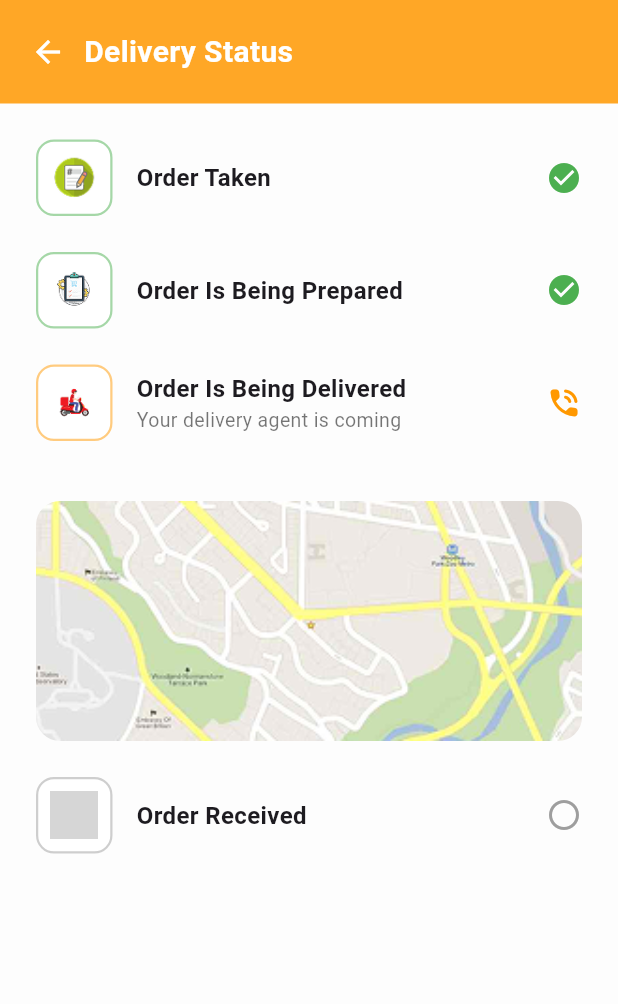
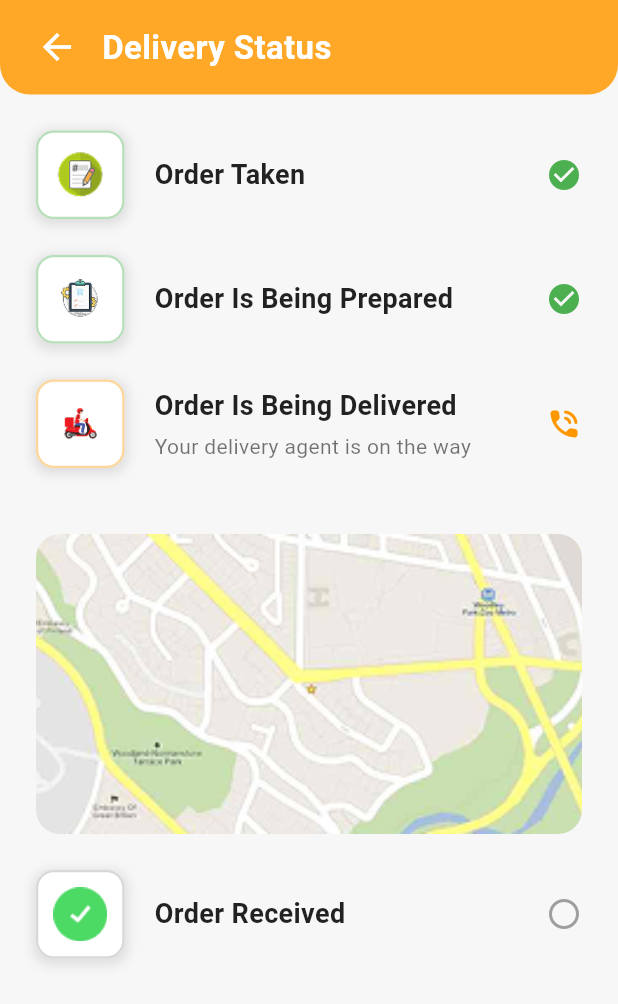
Before and after one commit to sandeepsathsara/Fruit-Salad-Dilivery-Mobile-Application, a Flutter app: the OrderTrackingScreen screen opened directly, on a phone screen of 412 x 824 dp. Shown: the top 1004 px of the screen. Run offline on Flutter 3.47's test engine with Material 3 defaults, Android fonts, the phone set to English and light mode, and no system bars; grey boxes are pictures that could not be loaded.

Commit message:
Add order received image and update order tracking screen layout

```diff
--- a/sandaru/lib/order_tracking_screen.dart
+++ b/sandaru/lib/order_tracking_screen.dart
@@ -6,26 +6,36 @@ class OrderTrackingScreen extends StatelessWidget {
   @override
   Widget build(BuildContext context) {
     return Scaffold(
-      backgroundColor: const Color(0xFFFDFDFD),
+      backgroundColor: const Color(0xFFF7F7F7),
       body: SafeArea(
         child: Column(
           children: [
             // Header
             Container(
-              padding: const EdgeInsets.all(20),
+              padding: const EdgeInsets.symmetric(vertical: 16, horizontal: 24),
+              decoration: BoxDecoration(
                 color: const Color(0xFFFFA726),
+                borderRadius: const BorderRadius.only(
+                  bottomLeft: Radius.circular(20),
+                  bottomRight: Radius.circular(20),
+                ),
+              ),
               child: Row(
                 children: [
                   GestureDetector(
                     onTap: () => Navigator.pop(context),
-                    child: const Icon(Icons.arrow_back, color: Colors.white),
+                    child: const Icon(
+                      Icons.arrow_back,
+                      color: Colors.white,
+                      size: 28,
                     ),
-                  const SizedBox(width: 12),
+                  ),
+                  const SizedBox(width: 16),
                   const Text(
                     "Delivery Status",
                     style: TextStyle(
                       color: Colors.white,
-                      fontSize: 20,
+                      fontSize: 22,
                       fontWeight: FontWeight.bold,
                     ),
                   ),
@@ -49,15 +59,15 @@ class OrderTrackingScreen extends StatelessWidget {
                   _buildStatusItem(
                     imagePath: 'assets/diliver.png',
                     title: "Order Is Being Delivered",
-                    subtitle: "Your delivery agent is coming",
+                    subtitle: "Your delivery agent is on the way",
                     isInProgress: true,
                   ),
-                  const SizedBox(height: 16),
+                  const SizedBox(height: 20),
                   ClipRRect(
                     borderRadius: BorderRadius.circular(16),
                     child: Image.asset(
                       'assets/map_sample.png',
-                      height: 160,
+                      height: 200,
                       width: double.infinity,
                       fit: BoxFit.cover,
                     ),
@@ -89,37 +99,53 @@ class OrderTrackingScreen extends StatelessWidget {
 
     if (isCompleted) {
       borderColor = Colors.green;
-      trailing = const Icon(Icons.check_circle, color: Colors.green);
+      trailing = const Icon(Icons.check_circle, color: Colors.green, size: 24);
     } else if (isInProgress) {
       borderColor = Colors.orange;
-      trailing = const Icon(Icons.phone_in_talk_rounded, color: Colors.orange);
+      trailing = const Icon(
+        Icons.phone_in_talk_rounded,
+        color: Colors.orange,
+        size: 24,
+      );
     } else {
       borderColor = Colors.grey;
-      trailing = const Icon(Icons.radio_button_unchecked, color: Colors.grey);
+      trailing = const Icon(
+        Icons.radio_button_unchecked,
+        color: Colors.grey,
+        size: 24,
+      );
     }
 
-    return Column(
-      children: [
-        Row(
+    return Padding(
+      padding: const EdgeInsets.only(bottom: 24),
+      child: Row(
         children: [
           Container(
-              padding: const EdgeInsets.all(8),
+            padding: const EdgeInsets.all(10),
             decoration: BoxDecoration(
               color: Colors.white,
               borderRadius: BorderRadius.circular(12),
               border: Border.all(
-                  color: borderColor.withOpacity(0.5),
+                color: borderColor.withOpacity(0.4),
                 width: 1.5,
               ),
+              boxShadow: [
+                BoxShadow(
+                  color: Colors.black.withOpacity(0.1),
+                  spreadRadius: 2,
+                  blurRadius: 6,
+                  offset: Offset(0, 2),
+                ),
+              ],
             ),
             child: Image.asset(
               imagePath,
-                height: 32,
-                width: 32,
+              height: 36,
+              width: 36,
               fit: BoxFit.contain,
             ),
           ),
-            const SizedBox(width: 16),
+          const SizedBox(width: 20),
           Expanded(
             child: Column(
               crossAxisAlignment: CrossAxisAlignment.start,
@@ -127,16 +153,20 @@ class OrderTrackingScreen extends StatelessWidget {
                 Text(
                   title,
                   style: const TextStyle(
-                      fontSize: 16,
+                    fontSize: 18,
                     fontWeight: FontWeight.w600,
+                    color: Colors.black87,
                   ),
                 ),
                 if (subtitle != null)
-                    Text(
+                  Padding(
+                    padding: const EdgeInsets.only(top: 4),
+                    child: Text(
                       subtitle,
                       style: const TextStyle(
-                        fontSize: 13,
+                        fontSize: 14,
                         color: Colors.black54,
+                      ),
                     ),
                   ),
               ],
@@ -145,8 +175,6 @@ class OrderTrackingScreen extends StatelessWidget {
           trailing,
         ],
       ),
-        const SizedBox(height: 24),
-      ],
     );
   }
 }
--- a/sandaru/pubspec.yaml
+++ b/sandaru/pubspec.yaml
@@ -70,6 +70,7 @@ flutter:
      - assets/order.png
      - assets/prepared.png
      - assets/map_sample.png
+     - assets/order_received.png
 
 
 
```
Also changed, not shown: sandaru/assets/order_received.png (added). Lines whose indentation alone changed are shown as unchanged.
